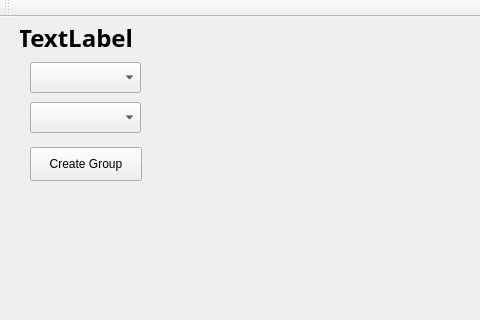
First picture: the form in StudyGroupFormer/AppWindow.ui, repository vu035/StudyGroupApp, before the edit; both pictures show x 0 to 480 and y 0 to 320 of the 800 by 600 pixel window.
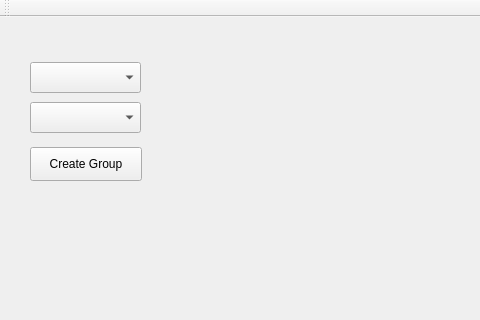
Second picture: the form after the edit.

What changed in the file:
```diff
--- a/StudyGroupFormer/AppWindow.ui
+++ b/StudyGroupFormer/AppWindow.ui
@@ -47,30 +47,6 @@
      <string>Create Group</string>
     </property>
    </widget>
-   <widget class="QLabel" name="usernameLabel">
-    <property name="geometry">
-     <rect>
-      <x>20</x>
-      <y>0</y>
-      <width>111</width>
-      <height>41</height>
-     </rect>
-    </property>
-    <property name="font">
-     <font>
-      <family>Bodoni 72 Oldstyle</family>
-      <pointsize>18</pointsize>
-      <weight>75</weight>
-      <bold>true</bold>
-     </font>
-    </property>
-    <property name="text">
-     <string>TextLabel</string>
-    </property>
-    <property name="alignment">
-     <set>Qt::AlignCenter</set>
-    </property>
-   </widget>
   </widget>
   <widget class="QMenuBar" name="menuBar">
    <property name="geometry">
```
